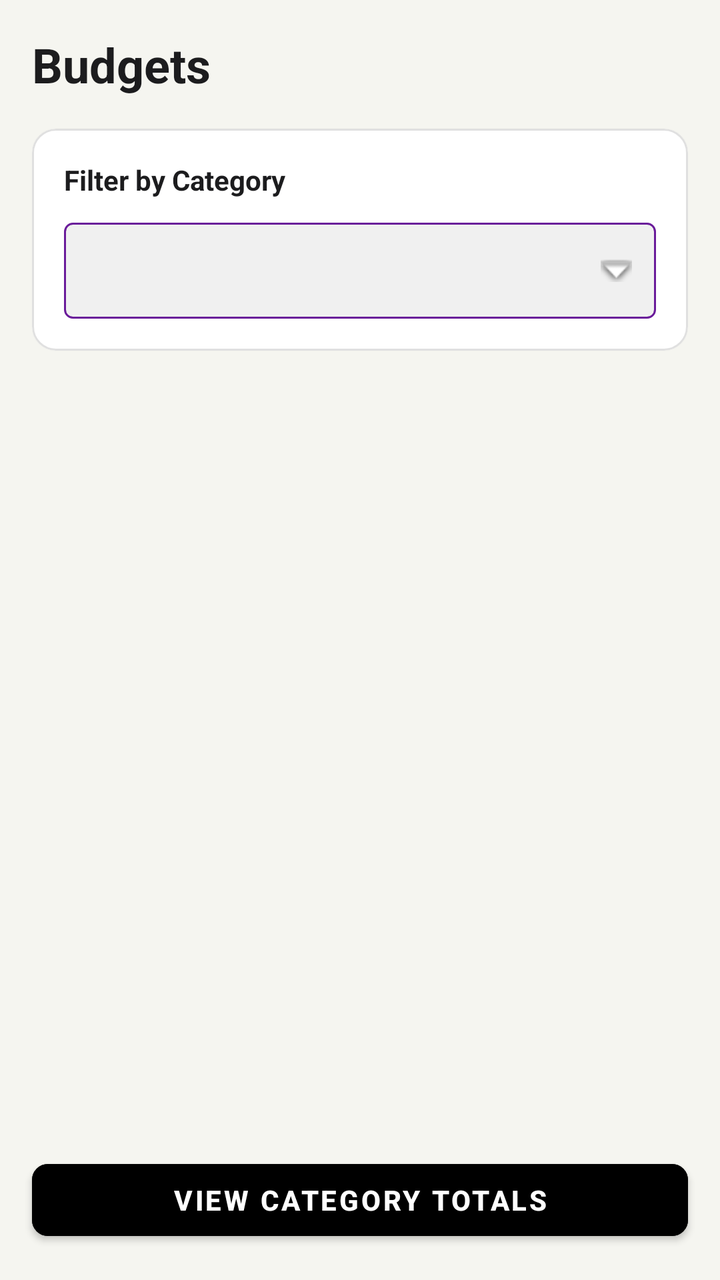
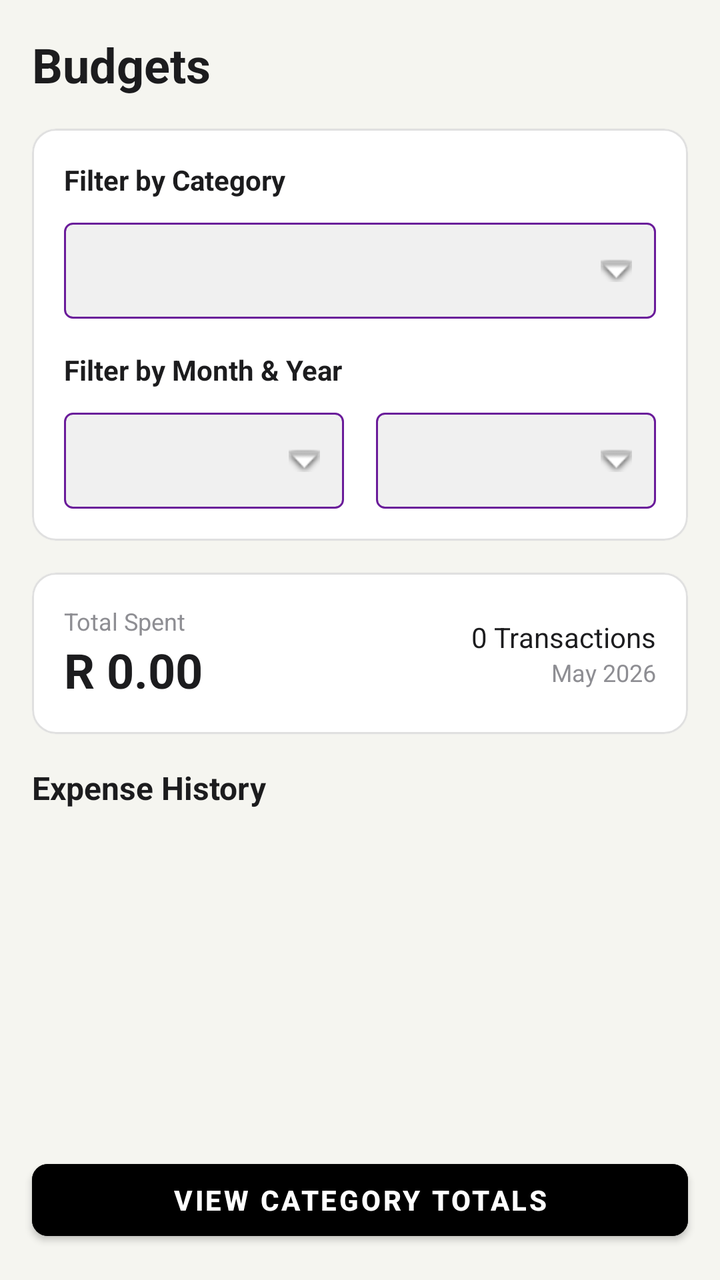

An Android layout rendered at two revisions. The XML below is the earlier revision; the diff shows what the commit changed to produce the second picture.
<!-- AndroidManifest.xml: application theme Theme.HarmonieBudget -->
<!-- res/layout/fragment_budgets.xml -->
<?xml version="1.0" encoding="utf-8"?>
<androidx.constraintlayout.widget.ConstraintLayout
    xmlns:android="http://schemas.android.com/apk/res/android"
    xmlns:app="http://schemas.android.com/apk/res-auto"
    android:layout_width="match_parent"
    android:layout_height="match_parent"
    android:background="@color/background_light">

    <ScrollView
        android:layout_width="0dp"
        android:layout_height="0dp"
        app:layout_constraintTop_toTopOf="parent"
        app:layout_constraintBottom_toTopOf="@id/btn_view_totals"
        app:layout_constraintStart_toStartOf="parent"
        app:layout_constraintEnd_toEndOf="parent"
        android:fillViewport="true">

        <LinearLayout
            android:layout_width="match_parent"
            android:layout_height="wrap_content"
            android:orientation="vertical"
            android:padding="16dp"
            android:paddingBottom="32dp">

            
            <TextView
                android:id="@+id/tv_budgets_title"
                android:layout_width="wrap_content"
                android:layout_height="wrap_content"
                android:text="@string/budgets_screen_title"
                android:textColor="@color/text_primary_light"
                android:textSize="24sp"
                android:textStyle="bold"
                android:layout_marginBottom="16dp" />

            
            <com.google.android.material.card.MaterialCardView
                android:layout_width="match_parent"
                android:layout_height="wrap_content"
                android:layout_marginBottom="16dp"
                app:cardCornerRadius="12dp"
                app:cardElevation="1dp"
                app:cardBackgroundColor="@color/surface_light"
                app:strokeColor="@color/border_light"
                app:strokeWidth="1dp">

                <LinearLayout
                    android:layout_width="match_parent"
                    android:layout_height="wrap_content"
                    android:orientation="vertical"
                    android:padding="16dp">

                    <TextView
                        android:layout_width="wrap_content"
                        android:layout_height="wrap_content"
                        android:text="Filter by Category"
                        android:textSize="14sp"
                        android:textStyle="bold"
                        android:textColor="@color/text_primary_light"
                        android:layout_marginBottom="12dp" />

                    <Spinner
                        android:id="@+id/spinner_filter_category"
                        android:layout_width="match_parent"
                        android:layout_height="48dp"
                        android:background="@drawable/spinner_dropdown_background"
                        android:paddingStart="12dp"
                        android:paddingEnd="12dp" />

                </LinearLayout>
            </com.google.android.material.card.MaterialCardView>

            
            <androidx.recyclerview.widget.RecyclerView
                android:id="@+id/rv_expense_history"
                android:layout_width="match_parent"
                android:layout_height="wrap_content"
                android:layout_marginBottom="16dp"
                android:nestedScrollingEnabled="false" />

        </LinearLayout>
    </ScrollView>

    
    <Button
        android:id="@+id/btn_view_totals"
        style="@style/StandardButton"
        android:layout_width="0dp"
        android:layout_height="wrap_content"
        android:layout_margin="16dp"
        android:text="@string/view_category_totals"
        app:layout_constraintBottom_toBottomOf="parent"
        app:layout_constraintStart_toStartOf="parent"
        app:layout_constraintEnd_toEndOf="parent" />

</androidx.constraintlayout.widget.ConstraintLayout>
<!-- resources referenced by this layout -->
<resources>
  <color name="background_light">#F5F5F0</color>
  <color name="border_light">#E0E0E0</color>
  <color name="surface_light">#FFFFFF</color>
  <color name="text_primary_light">#1C1C1E</color>
  <!-- drawable spinner_dropdown_background (drawable) -->
  <?xml version="1.0" encoding="utf-8"?>
  <layer-list xmlns:android="http://schemas.android.com/apk/res/android">
      
      <item>
          <shape android:shape="rectangle">
              <solid android:color="#F0F0F0" />
              <corners android:radius="4dp" />
              <stroke android:width="1dp" android:color="#6A1B9A" />
          </shape>
      </item>
      
      <item
          android:drawable="@android:drawable/arrow_down_float"
          android:gravity="center_vertical|end"
          android:right="12dp" />
  </layer-list>
  <string name="budgets_screen_title">Budgets</string>
  <string name="view_category_totals">View Category Totals</string>
  <style name="StandardButton" parent="Widget.MaterialComponents.Button">
          <item name="android:backgroundTint">@color/button_background_standard</item>
          <item name="android:textColor">@color/button_text_standard</item>
          <item name="android:textSize">14sp</item>
          <item name="android:textStyle">bold</item>
          <item name="android:minHeight">48dp</item>
          <item name="android:minWidth">0dp</item>
          <item name="android:paddingStart">16dp</item>
          <item name="android:paddingEnd">16dp</item>
          <item name="cornerRadius">8dp</item>
      </style>
  <style name="Theme.HarmonieBudget" parent="Theme.MaterialComponents.DayNight.NoActionBar">
  
          <item name="colorPrimary">@color/purple_500</item>
          <item name="colorPrimaryVariant">@color/purple_700</item>
          <item name="colorSecondary">@color/teal_200</item>
  
          <item name="android:windowBackground">@color/background_light</item>
  
          
          <item name="android:textColor">@color/text_primary_light</item>
          <item name="android:textColorPrimary">@color/text_primary_light</item>
          <item name="android:textColorSecondary">@color/text_secondary_light</item>
          <item name="android:textColorHint">@color/text_hint_light</item>
  
          <item name="colorControlNormal">@color/text_secondary_light</item>
          <item name="colorControlActivated">@color/accent_blue</item>
          <item name="colorButtonNormal">@color/button_background_standard</item>
  
          <item name="cardViewStyle">@style/CardViewLight</item>
  
      </style>
  <color name="button_background_standard">#000000</color>
  <color name="button_text_standard">#FFFFFF</color>
  <color name="purple_500">#FF6200EE</color>
  <color name="purple_700">#FF3700B3</color>
  <color name="teal_200">#FF03DAC5</color>
  <color name="text_secondary_light">#8E8E93</color>
  <color name="text_hint_light">#C7C7CC</color>
  <color name="accent_blue">#007AFF</color>
  <style name="CardViewLight" parent="CardView">
          <item name="cardBackgroundColor">@color/surface_light</item>
          <item name="cardElevation">1dp</item>
          <item name="cardCornerRadius">12dp</item>
      </style>
</resources>

<!-- the commit's change to res/layout/fragment_budgets.xml (unified diff, before → after) -->
@@ -53,7 +53,7 @@
                     <TextView
                         android:layout_width="wrap_content"
                         android:layout_height="wrap_content"
-                        android:text="Filter by Category"
+                        android:text="@string/filter_by_category"
                         android:textSize="14sp"
                         android:textStyle="bold"
                         android:textColor="@color/text_primary_light"
@@ -65,17 +65,134 @@
                         android:layout_height="48dp"
                         android:background="@drawable/spinner_dropdown_background"
                         android:paddingStart="12dp"
-                        android:paddingEnd="12dp" />
+                        android:paddingEnd="12dp"
+                        android:layout_marginBottom="16dp" />
+
+                    <TextView
+                        android:layout_width="wrap_content"
+                        android:layout_height="wrap_content"
+                        android:text="@string/filter_by_month_year"
+                        android:textSize="14sp"
+                        android:textStyle="bold"
+                        android:textColor="@color/text_primary_light"
+                        android:layout_marginBottom="12dp" />
+
+                    <LinearLayout
+                        android:layout_width="match_parent"
+                        android:layout_height="wrap_content"
+                        android:orientation="horizontal"
+                        android:baselineAligned="false">
+
+                        <Spinner
+                            android:id="@+id/spinner_filter_month"
+                            android:layout_width="0dp"
+                            android:layout_height="48dp"
+                            android:layout_weight="1"
+                            android:layout_marginEnd="8dp"
+                            android:background="@drawable/spinner_dropdown_background"
+                            android:paddingStart="12dp"
+                            android:paddingEnd="12dp" />
+
+                        <Spinner
+                            android:id="@+id/spinner_filter_year"
+                            android:layout_width="0dp"
+                            android:layout_height="48dp"
+                            android:layout_weight="1"
+                            android:layout_marginStart="8dp"
+                            android:background="@drawable/spinner_dropdown_background"
+                            android:paddingStart="12dp"
+                            android:paddingEnd="12dp" />
+
+                    </LinearLayout>
 
                 </LinearLayout>
             </com.google.android.material.card.MaterialCardView>
 
             
+            <com.google.android.material.card.MaterialCardView
+                android:layout_width="match_parent"
+                android:layout_height="wrap_content"
+                android:layout_marginBottom="16dp"
+                app:cardCornerRadius="12dp"
+                app:cardElevation="1dp"
+                app:cardBackgroundColor="@color/surface_light"
+                app:strokeColor="@color/border_light"
+                app:strokeWidth="1dp">
+
+                <LinearLayout
+                    android:layout_width="match_parent"
+                    android:layout_height="wrap_content"
+                    android:orientation="horizontal"
+                    android:padding="16dp"
+                    android:gravity="center_vertical"
+                    android:baselineAligned="false">
+
+                    <LinearLayout
+                        android:layout_width="0dp"
+                        android:layout_height="wrap_content"
+                        android:layout_weight="1"
+                        android:orientation="vertical">
+
+                        <TextView
+                            android:layout_width="wrap_content"
+                            android:layout_height="wrap_content"
+                            android:text="@string/total_spent"
+                            android:textSize="12sp"
+                            android:textColor="@color/text_secondary_light" />
+
+                        <TextView
+                            android:id="@+id/tv_total_spent"
+                            android:layout_width="wrap_content"
+                            android:layout_height="wrap_content"
+                            android:text="@string/default_zar_amount"
+                            android:textSize="24sp"
+                            android:textStyle="bold"
+                            android:textColor="@color/text_primary_light" />
+
+                    </LinearLayout>
+
+                    <LinearLayout
+                        android:layout_width="0dp"
+                        android:layout_height="wrap_content"
+                        android:layout_weight="1"
+                        android:orientation="vertical"
+                        android:gravity="end">
+
+                        <TextView
+                            android:id="@+id/tv_transaction_count"
+                            android:layout_width="wrap_content"
+                            android:layout_height="wrap_content"
+                            android:text="@string/transaction_count_default"
+                            android:textSize="14sp"
+                            android:textColor="@color/text_primary_light" />
+
+                        <TextView
+                            android:id="@+id/tv_current_month_year"
+                            android:layout_width="wrap_content"
+                            android:layout_height="wrap_content"
+                            android:text="@string/current_month_year_default"
+                            android:textSize="12sp"
+                            android:textColor="@color/text_secondary_light" />
+
+                    </LinearLayout>
+
+                </LinearLayout>
+            </com.google.android.material.card.MaterialCardView>
+
+            
+            <TextView
+                android:layout_width="wrap_content"
+                android:layout_height="wrap_content"
+                android:text="@string/expense_history_label"
+                android:textSize="16sp"
+                android:textStyle="bold"
+                android:textColor="@color/text_primary_light"
+                android:layout_marginBottom="12dp" />
+
             <androidx.recyclerview.widget.RecyclerView
                 android:id="@+id/rv_expense_history"
                 android:layout_width="match_parent"
                 android:layout_height="wrap_content"
-                android:layout_marginBottom="16dp"
                 android:nestedScrollingEnabled="false" />
 
         </LinearLayout>
<!-- resource entries referenced after the edit -->
@@ -22,6 +22,13 @@
           android:right="12dp" />
   </layer-list>
   <string name="budgets_screen_title">Budgets</string>
+  <string name="current_month_year_default">May 2026</string>
+  <string name="default_zar_amount">R 0.00</string>
+  <string name="expense_history_label">Expense History</string>
+  <string name="filter_by_category">Filter by Category</string>
+  <string name="filter_by_month_year">Filter by Month &amp; Year</string>
+  <string name="total_spent">Total Spent</string>
+  <string name="transaction_count_default">0 Transactions</string>
   <string name="view_category_totals">View Category Totals</string>
   <style name="StandardButton" parent="Widget.MaterialComponents.Button">
           <item name="android:backgroundTint">@color/button_background_standard</item>
